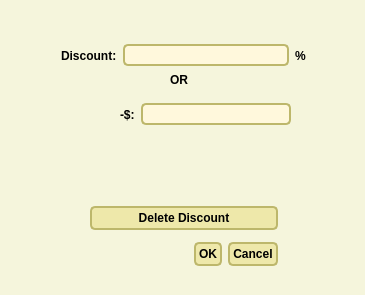
Before: the Qt Designer form new_start/UI_File/Discount.ui in maximustann/Bing_project, drawn with Qt 5.
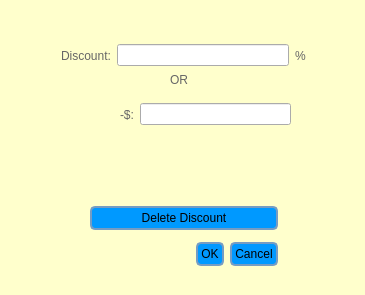
After: the same form once the commit is applied.

What changed in the file:
```diff
--- a/new_start/UI_File/Discount.ui
+++ b/new_start/UI_File/Discount.ui
@@ -15,114 +15,59 @@
   </property>
   <property name="styleSheet">
    <string notr="true">#Dialog {
-   background-color: beige;
+   background-color: rgb(255, 255, 204);
+   color: #cccccc;
 }
-
-/* Nice Windows-XP-style password character. */
-QLineEdit[echoMode=&quot;2&quot;] {
-    lineedit-password-character: 9679;
+QComboBox {
+	background-color:rgb(153, 204, 255);
 }
-
-/* We provide a min-width and min-height for push buttons
-   so that they look elegant regardless of the width of the text. */
 QPushButton {
-    background-color: palegoldenrod;
+    background-color: rgb(0, 153, 255);
     border-width: 2px;
-    border-color: darkkhaki;
+    border-color: rgb(117, 156, 195);
     border-style: solid;
     border-radius: 5;
     padding: 3px;
     min-width: 9ex;
     min-height: 2.5ex;
+	alternate-background-color: rgb(220, 220, 220);
 }
 
 QPushButton:hover {
    background-color: khaki;
 }
-
-/* Increase the padding, so the text is shifted when the button is
-   pressed. */
-QPushButton:pressed {
-    padding-left: 5px;
-    padding-top: 5px;
-    background-color: #d0d67c;
-}
-
-QLabel, QAbstractButton {
-    font: bold;
-}
-
-/* Mark mandatory fields with a brownish color. */
-.mandatory {
-    color: brown;
-}
-
-/* Bold text on status bar looks awful. */
-QStatusBar QLabel {
-   font: normal;
-}
-
-QStatusBar::item {
-    border-width: 1;
-    border-color: darkkhaki;
-    border-style: solid;
-    border-radius: 2;
-}
-
-QComboBox, QLineEdit, QSpinBox, QTextEdit, QListView {
-    background-color: cornsilk;
-    selection-color: #0a214c; 
-    selection-background-color: #C19A6B;
-}
-
+QTreeView {
+   background-color: #666666;
+   color: #cccccc;
+   alternate-background-color: #333333;
+} 
 QListView {
-    show-decoration-selected: 1;
+   background-color: #333333;
+   color: #cccccc;
 }
-
-QListView::item:hover {
-    background-color: wheat;
+QTextEdit {
+   background-color: rgb(244, 246, 255);
+   color: #cccccc;
 }
-
-/* We reserve 1 pixel space in padding. When we get the focus,
-   we kill the padding and enlarge the border. This makes the items
-   glow. */
-QLineEdit, QFrame {
-    border-width: 2px;
-    padding: 1px;
-    border-style: solid;
-    border-color: darkkhaki;
-    border-radius: 5px;
+QScrollBar:horizontal {
+   height: 20px;
 }
-
-/* As mentioned above, eliminate the padding and increase the border. */
-QLineEdit:focus, QFrame:focus {
-    border-width: 3px;
-    padding: 0px;
+QScrollBar:vertical {
+   width: 20px;
 }
-
-/* A QLabel is a QFrame ... */
+QTabWidget::pane {
+   border-top: 2px solid #cccccc;
+}
 QLabel {
-    border: none;
-    padding: 0;
-    background: none;
+   color: rgb(102, 102, 102); 
 }
 
-/* A QToolTip is a QLabel ... */
-QToolTip {
-    border: 2px solid darkkhaki;
-    padding: 5px;
-    border-radius: 3px;
-    opacity: 200;
+QCheckBox {
+   color: white; 
 }
 
-/* Nice to have the background color change when hovered. */
-QRadioButton:hover, QCheckBox:hover {
-    background-color: wheat;
-}
-
-/* Force the dialog's buttons to follow the Windows guidelines. */
-QDialogButtonBox {
-    button-layout: 0;
+QRadioButton{
+   color:white;
 }</string>
   </property>
   <widget class="QLabel" name="label_3">
@@ -151,7 +96,7 @@
     <string/>
    </property>
   </widget>
-  <widget class="QWidget" name="">
+  <widget class="QWidget" name="layoutWidget">
    <property name="geometry">
     <rect>
      <x>90</x>
@@ -180,7 +125,7 @@
     </item>
    </layout>
   </widget>
-  <widget class="QWidget" name="">
+  <widget class="QWidget" name="layoutWidget">
    <property name="geometry">
     <rect>
      <x>120</x>
@@ -202,7 +147,7 @@
     </item>
    </layout>
   </widget>
-  <widget class="QWidget" name="">
+  <widget class="QWidget" name="layoutWidget">
    <property name="geometry">
     <rect>
      <x>61</x>
```
Left out of the diff: 2 changed lines with no effect on the pictures.
